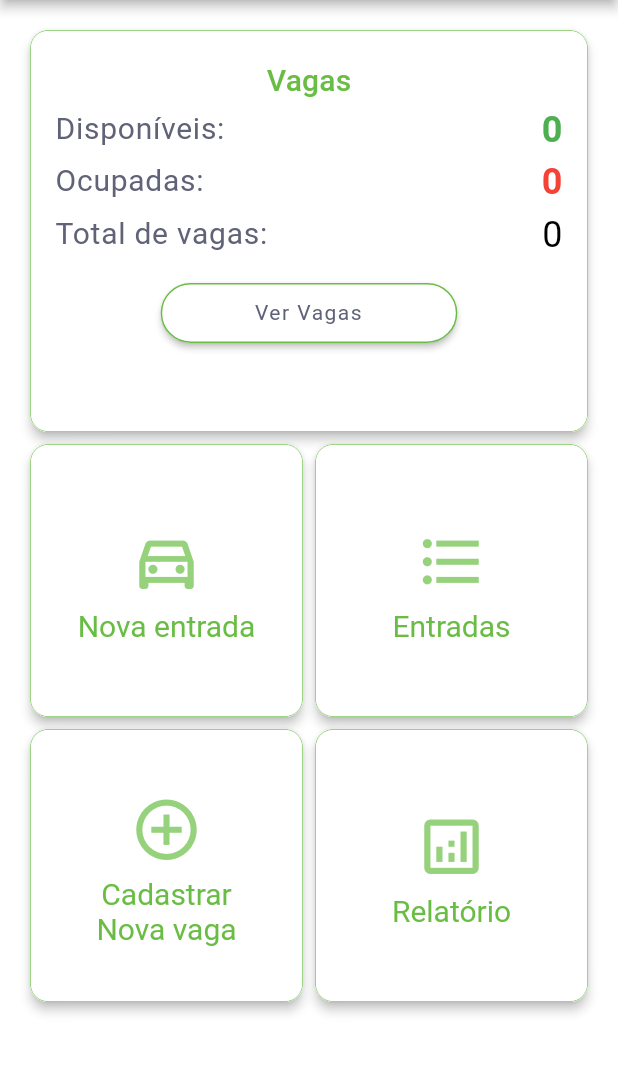
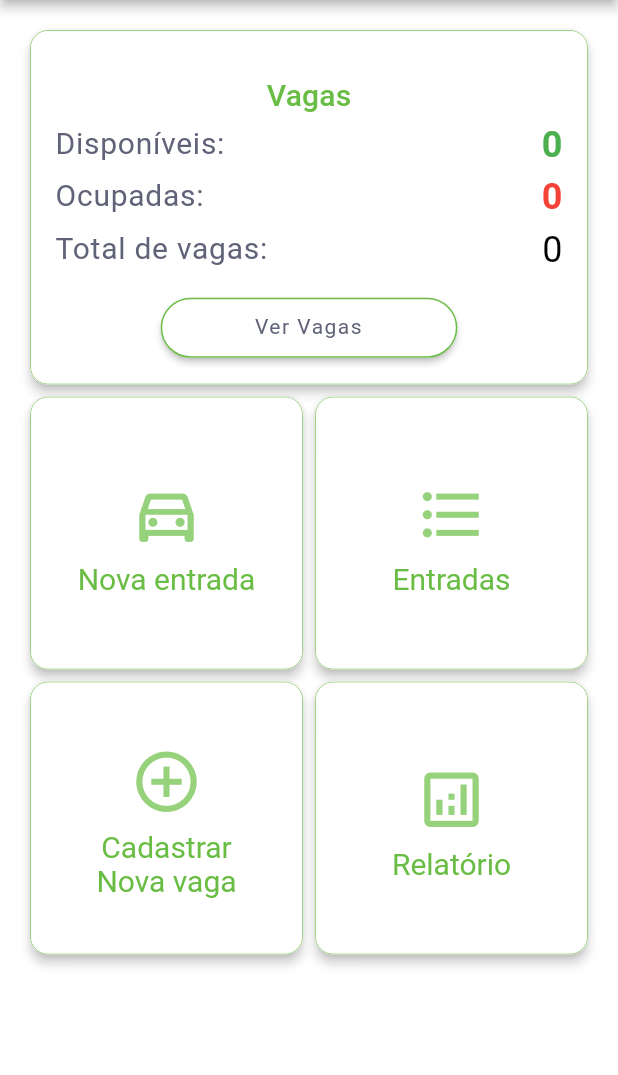
Before and after one commit to alefFSilva/ezpark, a Flutter app: the screen it shows after launch, on a phone screen of 412 x 824 dp, the part 84-1159 px from its top. Run offline on Flutter 3.47's test engine with Material 2 defaults, Android fonts, the phone set to English and light mode, and no system bars; our stand-ins replace cloud_firestore, firebase_core, flutter_riverpod, go_router; accounts and stored records are empty.

Commit message:
Overflow fixes

```diff
--- a/lib/features/dashboard/presentation/pages/dashboard_page.dart
+++ b/lib/features/dashboard/presentation/pages/dashboard_page.dart
@@ -29,15 +29,12 @@ class DashBoardPage extends StatelessWidget {
       pageTitle: 'EzPark',
       body: Padding(
         padding: const EdgeInsets.all(Spacings.xs),
-        child: Column(
-          children: [
-            const Flexible(
-              flex: 3,
-              child: _SpotsCard(),
-            ),
-            Flexible(
-              flex: 5,
-              child: GridView.builder(
+        child: SingleChildScrollView(
+          child: Column(
+            mainAxisSize: MainAxisSize.min,
+            children: [
+              const _SpotsCard(),
+              GridView.builder(
                 shrinkWrap: true,
                 itemCount: dashboardOption.length,
                 gridDelegate: const SliverGridDelegateWithFixedCrossAxisCount(
@@ -45,8 +42,8 @@ class DashBoardPage extends StatelessWidget {
                 ),
                 itemBuilder: (context, index) => dashboardOption[index],
               ),
-            ),
-          ],
+            ],
+          ),
         ),
       ),
     );
@@ -111,7 +108,10 @@ class _SpotsCard extends ConsumerWidget {
           child: _DashboardCard(
             contentAlignment: MainAxisAlignment.start,
             content: Padding(
-              padding: EdgeInsets.symmetric(horizontal: Spacings.xs.width),
+              padding: EdgeInsets.symmetric(
+                horizontal: Spacings.xs.width,
+                vertical: Spacings.m.height,
+              ),
               child: Builder(builder: (context) {
                 final spotsCounter = ref.watch(spotsCounterProvider);
                 return spotsCounter.when(
--- a/lib/features/entry/presentation/pages/new_entry_page.dart
+++ b/lib/features/entry/presentation/pages/new_entry_page.dart
@@ -69,6 +69,7 @@ class _NewEntryFormState extends ConsumerState<_NewEntryForm> {
         vertical: Spacings.m.height,
         horizontal: Spacings.m.width,
       ),
+      child: SingleChildScrollView(
         child: Form(
           autovalidateMode: AutovalidateMode.always,
           key: _formKey,
@@ -182,7 +183,8 @@ class _NewEntryFormState extends ConsumerState<_NewEntryForm> {
                               DropdownMenuItem(
                                 value: spot,
                                 child: _DropdownItemLeadingIcon(
-                                description: 'Vaga: ${spot.number.toString()}',
+                                  description:
+                                      'Vaga: ${spot.number.toString()}',
                                   leadingIcon: spot.spotType.icon,
                                   leadingIconColor: colorScheme.primary,
                                   applyShadowToLeadingIcon: false,
@@ -226,6 +228,7 @@ class _NewEntryFormState extends ConsumerState<_NewEntryForm> {
                   ],
                 )
               ],
+            ),
           ),
         ),
       ),
```
Lines whose indentation alone changed are shown as unchanged.
